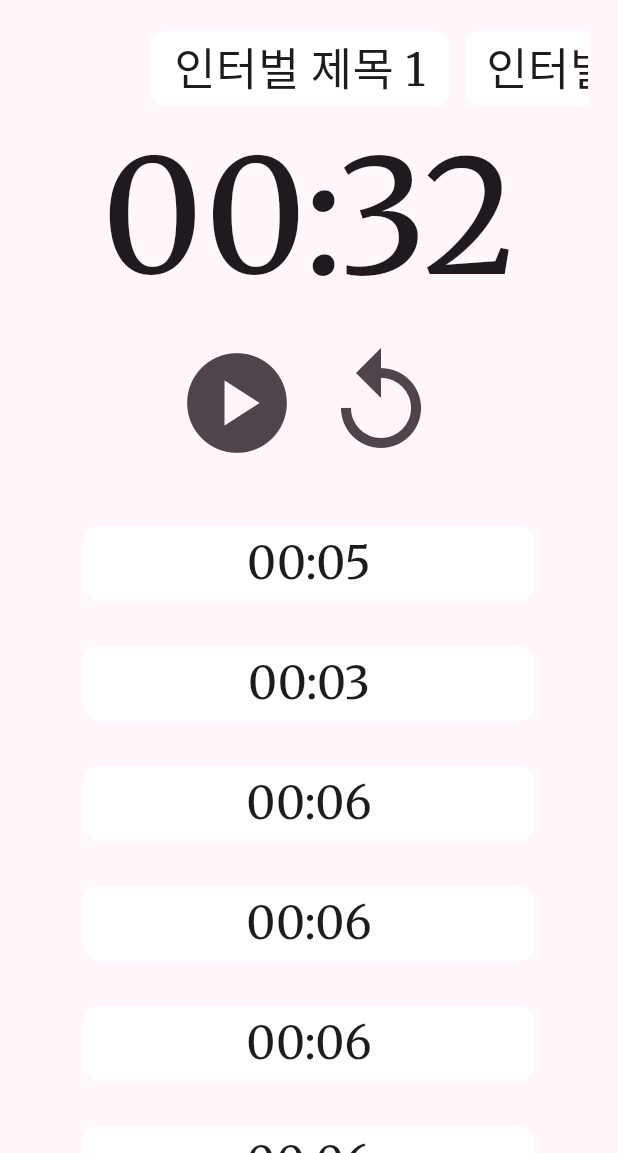
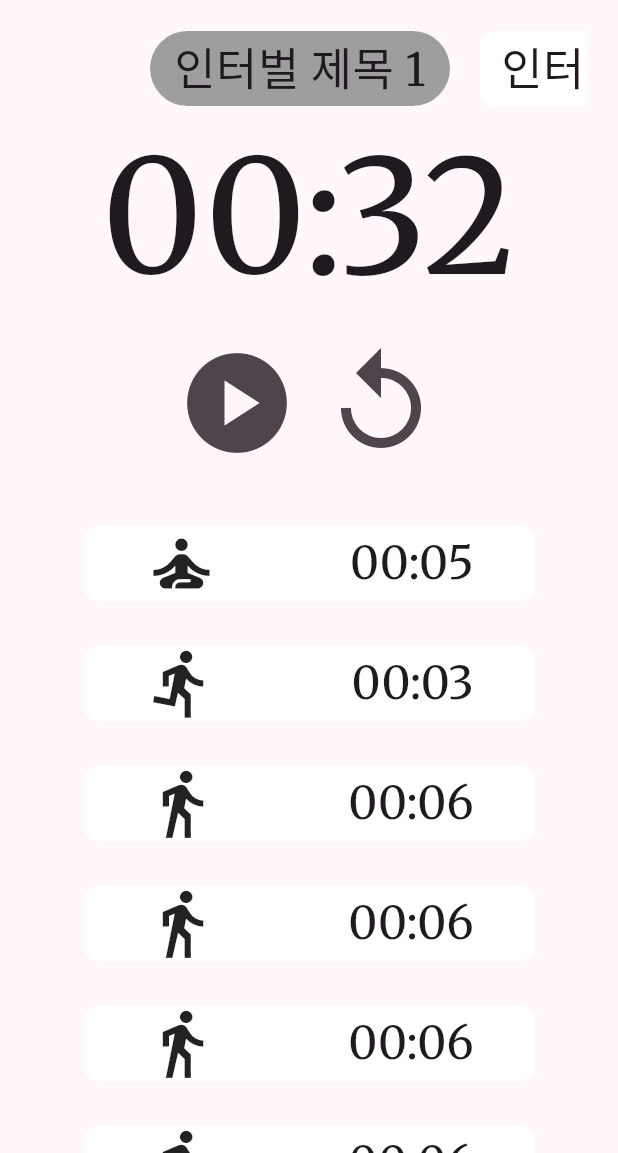
Before and after one commit to FeelOneE/intervalAppFlutter, a Flutter app: the screen it shows after launch, on a phone screen of 412 x 824 dp, the part 83-1236 px from its top. Run offline on Flutter 3.47's test engine with Material 2 defaults, Android fonts, the phone set to English and light mode, and no system bars; our stand-ins replace google_fonts; missing offline and left inert: dart:ffi.

Commit message:
feat : 제목 선택 색깔, 인터벌 아이콘 넣기 구현

```diff
--- a/interval/lib/main.dart
+++ b/interval/lib/main.dart
@@ -1,3 +1,5 @@
+import 'dart:ffi';
+
 import 'package:flutter/material.dart';
 import 'package:google_fonts/google_fonts.dart';
 import 'package:interval/entity/IntervalType.dart';
@@ -197,8 +199,8 @@
                                         height: 50,
                                         child: Container(
                                             decoration: BoxDecoration(
-                                                borderRadius: BorderRadius.circular(10),
-                                                color: Colors.white
+                                                borderRadius: BorderRadius.circular(30),
+                                                color: Colors.grey
                                             ),
                                             child: Center(
                                               child: Text("인터벌 제목 1"
@@ -208,7 +210,7 @@
                                         ),
                                       ),
                                       SizedBox(
-                                        width: 10,
+                                        width: 20,
                                       ),
                                       SizedBox(
                                         width: 200,
@@ -273,14 +275,32 @@
                           width: 300,
                           height: 50,
                           child: Container(
+                            padding: EdgeInsets.symmetric(
+                              vertical: 0,
+                              horizontal: 40
+                            ),
                               decoration: BoxDecoration(
                                 borderRadius: BorderRadius.circular(10),
                                 color: Colors.white
                               ),
-                            child: Center(
-                              child: Text(convertMillToMinAndSec(info.costTime)
+                            child: Row(
+                              mainAxisAlignment: MainAxisAlignment.spaceBetween,
+                              children: [
+                                Icon(
+                                  info.type == IntervalType.run ?
+                                      Icons.directions_run
+                                  :
+                                      info.type == IntervalType.rest ?
+                                        Icons.directions_walk
+                                          :
+                                        Icons.self_improvement
+                                ,size: 50,
+                                ),
+                                Text(convertMillToMinAndSec(info.costTime)
                                 ,style: TextStyle(fontSize: 30)
-                                  ),
+                                ),
+
+                              ]
                             )
                               ),
                             ),
```
